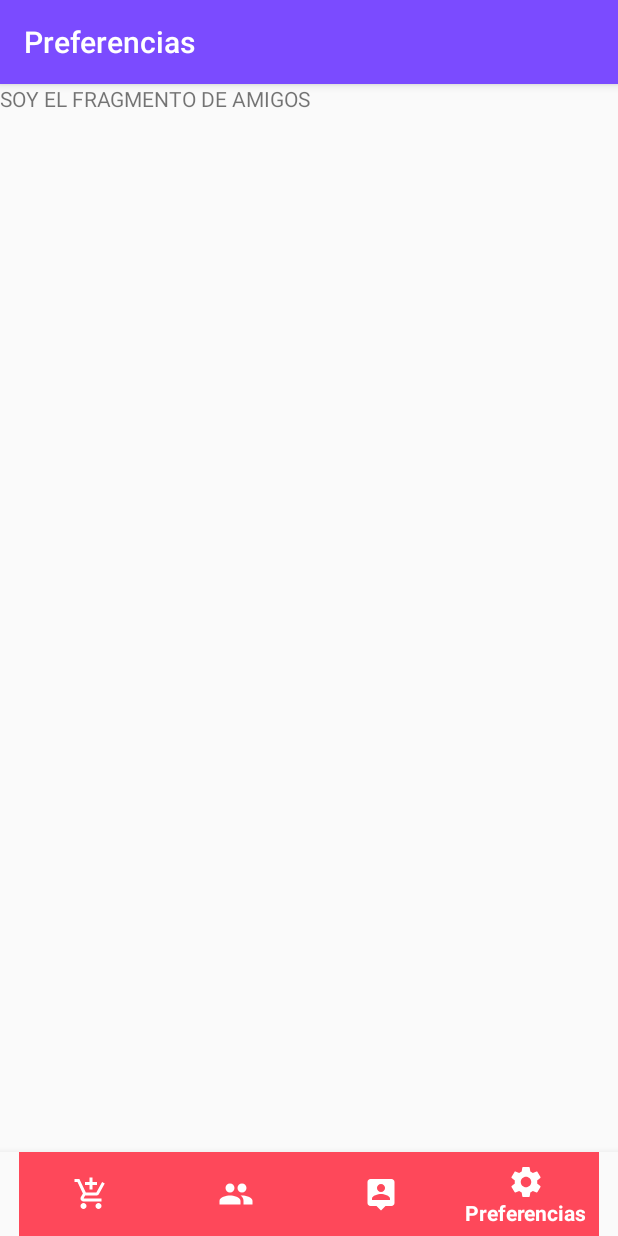
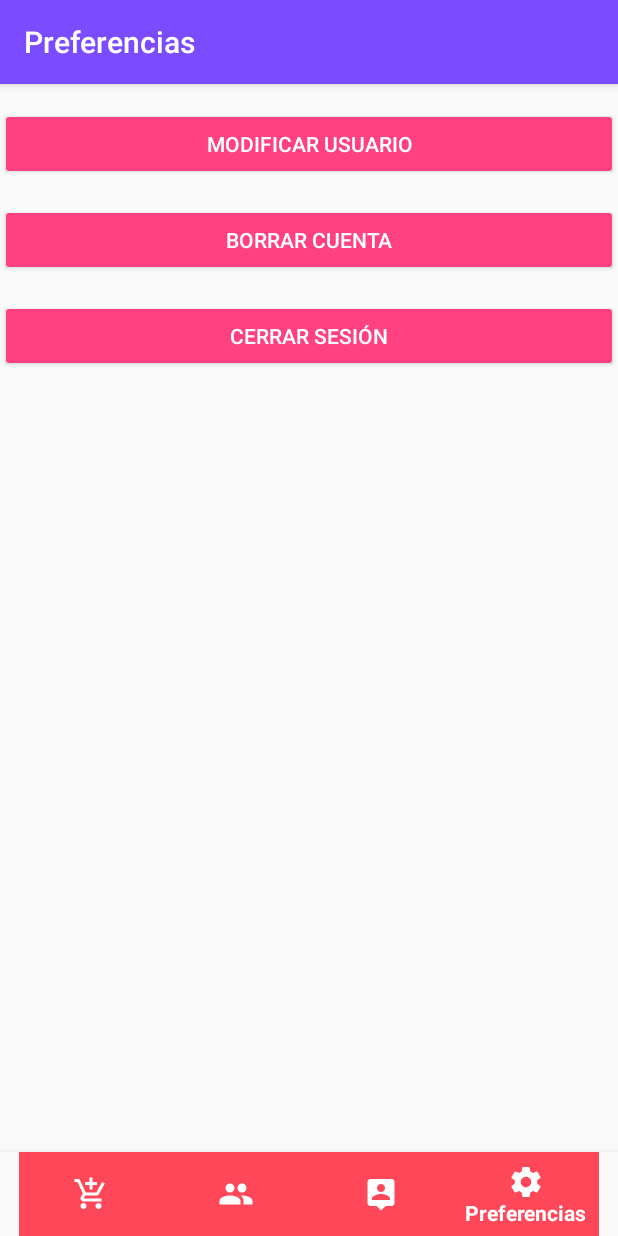
Before and after one commit to nicolaseirin/QuickSplit, an Android app: the MainActivity screen opened directly, with no data from a screen before it, item 4 of the bottom bar chosen, on a phone screen of 412 x 824 dp. Run offline under Robolectric (Android 15) with nearby library versions, the phone set to English and light mode, and no system bars.

Commit message:
Implemented logout

```diff
--- a/src/FrontEnd/app/src/main/AndroidManifest.xml
+++ b/src/FrontEnd/app/src/main/AndroidManifest.xml
@@ -20,7 +20,6 @@
             android:name=".MainActivity"
             android:label="@string/app_name"></activity>
         <activity android:name=".UserRecyclerViewFragment" />
-        <activity android:name=".FriendsActivity" />
         <activity android:name=".MainEmptyActivity">
             <intent-filter>
                 <action android:name="android.intent.action.MAIN" />
--- a/src/FrontEnd/app/src/main/java/org/quicksplit/FriendsFragment.java
+++ b/src/FrontEnd/app/src/main/java/org/quicksplit/FriendsFragment.java
@@ -127,9 +127,10 @@ public class FriendsFragment extends Fragment {
     private void getUserListItems() {
         SharedPreferences preferences = PreferenceManager.getDefaultSharedPreferences(getActivity());
         token = preferences.getString("token", null);
+
         UserClient client = ServiceGenerator.createService(UserClient.class, token);
+        Call<List<User>> call = client.getUsers();
 
-        Call<List<User>> call = client.getUsers();
         call.enqueue(new Callback<List<User>>() {
 
             @Override
--- a/src/FrontEnd/app/src/main/java/org/quicksplit/MainActivity.java
+++ b/src/FrontEnd/app/src/main/java/org/quicksplit/MainActivity.java
@@ -52,8 +52,8 @@ public class MainActivity extends AppCompatActivity {
                     return true;
                 case R.id.navigation_settings:
                     toolbar.setTitle(R.string.title_settings);
-                    //fragment = new ProfileFragment();
-                    //loadFragment(fragment);
+                    fragment = new SettingsFragment();
+                    loadFragment(fragment);
                     return true;
             }
 
@@ -62,7 +62,6 @@ public class MainActivity extends AppCompatActivity {
     };
 
     private void loadFragment(Fragment fragment) {
-        // load fragment
         FragmentTransaction transaction = getSupportFragmentManager().beginTransaction();
         transaction.replace(R.id.frame_container, fragment);
         transaction.addToBackStack(null);
--- a/src/FrontEnd/app/src/main/java/org/quicksplit/SettingsFragment.java
+++ b/src/FrontEnd/app/src/main/java/org/quicksplit/SettingsFragment.java
@@ -1,12 +1,18 @@
 package org.quicksplit;
 
 import android.content.Context;
+import android.content.DialogInterface;
+import android.content.Intent;
+import android.content.SharedPreferences;
 import android.net.Uri;
 import android.os.Bundle;
+import android.preference.PreferenceManager;
 import android.support.v4.app.Fragment;
+import android.support.v7.app.AlertDialog;
 import android.view.LayoutInflater;
 import android.view.View;
 import android.view.ViewGroup;
+import android.widget.Button;
 
 
 /**
@@ -17,7 +23,11 @@ import android.view.ViewGroup;
  * Use the {@link SettingsFragment#newInstance} factory method to
  * create an instance of this fragment.
  */
-public class SettingsFragment extends Fragment {
+public class SettingsFragment extends Fragment implements View.OnClickListener {
+
+    private Button mButtonModifyData;
+    private Button mButtonLogout;
+
     // TODO: Rename parameter arguments, choose names that match
     // the fragment initialization parameters, e.g. ARG_ITEM_NUMBER
     private static final String ARG_PARAM1 = "param1";
@@ -63,8 +73,55 @@ public class SettingsFragment extends Fragment {
     @Override
     public View onCreateView(LayoutInflater inflater, ViewGroup container,
                              Bundle savedInstanceState) {
+        View view = inflater.inflate(R.layout.fragment_settings, container, false);
+
         // Inflate the layout for this fragment
-        return inflater.inflate(R.layout.fragment_settings, container, false);
+        mButtonModifyData = (Button) view.findViewById(R.id.btn_modify);
+        mButtonModifyData.setOnClickListener(this);
+
+        mButtonLogout = (Button) view.findViewById(R.id.btn_logout);
+        mButtonLogout.setOnClickListener(new View.OnClickListener() {
+            public void onClick(View v) {
+                tryLogout();
+            }
+        });
+
+        return view;
+    }
+
+    private void tryLogout() {
+
+        DialogInterface.OnClickListener dialogClickListener = new DialogInterface.OnClickListener() {
+            @Override
+            public void onClick(DialogInterface dialog, int which) {
+                switch (which) {
+                    case DialogInterface.BUTTON_POSITIVE:
+                        //Yes button clicked
+                        logout();
+                        break;
+
+                    case DialogInterface.BUTTON_NEGATIVE:
+                        //No button clicked
+                        break;
+                }
+            }
+        };
+
+        AlertDialog.Builder builder = new AlertDialog.Builder(getContext());
+        builder.setMessage("¿Quiere cerrar la sesión?").setPositiveButton("Sí", dialogClickListener)
+                .setNegativeButton("No", dialogClickListener).show();
+    }
+
+    private void logout() {
+        SharedPreferences preferences = PreferenceManager.getDefaultSharedPreferences(getActivity());
+        SharedPreferences.Editor editor = preferences.edit();
+        editor.remove("token");
+        editor.commit();
+
+        Intent loginIntent = new Intent(getActivity(), LoginActivity.class);
+        loginIntent.addFlags(Intent.FLAG_ACTIVITY_NEW_TASK);
+        loginIntent.addFlags(Intent.FLAG_ACTIVITY_CLEAR_TASK);
+        startActivity(loginIntent);
     }
 
     // TODO: Rename method, update argument and hook method into UI event
@@ -77,18 +134,24 @@ public class SettingsFragment extends Fragment {
     @Override
     public void onAttach(Context context) {
         super.onAttach(context);
-        if (context instanceof OnFragmentInteractionListener) {
+        /*if (context instanceof OnFragmentInteractionListener) {
             mListener = (OnFragmentInteractionListener) context;
         } else {
             throw new RuntimeException(context.toString()
                     + " must implement OnFragmentInteractionListener");
-        }
+        }*/
     }
 
     @Override
     public void onDetach() {
         super.onDetach();
         mListener = null;
+    }
+
+    @Override
+    public void onClick(View v) {
+        Intent intent = new Intent(getActivity(), ModifyUserActivity.class);
+        startActivity(intent);
     }
 
     /**
--- a/src/FrontEnd/app/src/main/res/layout/fragment_settings.xml
+++ b/src/FrontEnd/app/src/main/res/layout/fragment_settings.xml
@@ -6,9 +6,35 @@
     tools:context=".SettingsFragment">
 
     <!-- TODO: Update blank fragment layout -->
-    <TextView
+
+    <LinearLayout
         android:layout_width="match_parent"
-        android:layout_height="match_parent"
-        android:text="@string/hello_blank_fragment" />
+        android:layout_height="wrap_content"
+        android:orientation="vertical">
 
+        <Button
+            android:id="@+id/btn_modify"
+            style="@style/Widget.AppCompat.Button.Colored"
+            android:layout_width="match_parent"
+            android:layout_height="wrap_content"
+            android:layout_marginTop="16dp"
+            android:text="@string/modifyUser" />
+
+        <Button
+            android:id="@+id/btn_delete"
+            style="@style/Widget.AppCompat.Button.Colored"
+            android:layout_width="match_parent"
+            android:layout_height="wrap_content"
+            android:layout_marginTop="16dp"
+            android:text="@string/title_deleteAccount" />
+
+        <Button
+            android:id="@+id/btn_logout"
+            style="@style/Widget.AppCompat.Button.Colored"
+            android:layout_width="match_parent"
+            android:layout_height="wrap_content"
+            android:layout_marginTop="16dp"
+            android:text="@string/title_logout" />
+
+    </LinearLayout>
 </FrameLayout>
--- a/src/FrontEnd/app/src/main/res/values/strings.xml
+++ b/src/FrontEnd/app/src/main/res/values/strings.xml
@@ -18,6 +18,8 @@
     <string name="title_friends">Amigos</string>
     <string name="title_groups">Grupos</string>
     <string name="title_settings">Preferencias</string>
+    <string name="title_deleteAccount">Borrar Cuenta</string>
+    <string name="title_logout">Cerrar Sesión</string>
 
     <!-- TODO: Remove or change this placeholder text -->
     <string name="hello_blank_fragment">Hello blank fragment</string>
```
